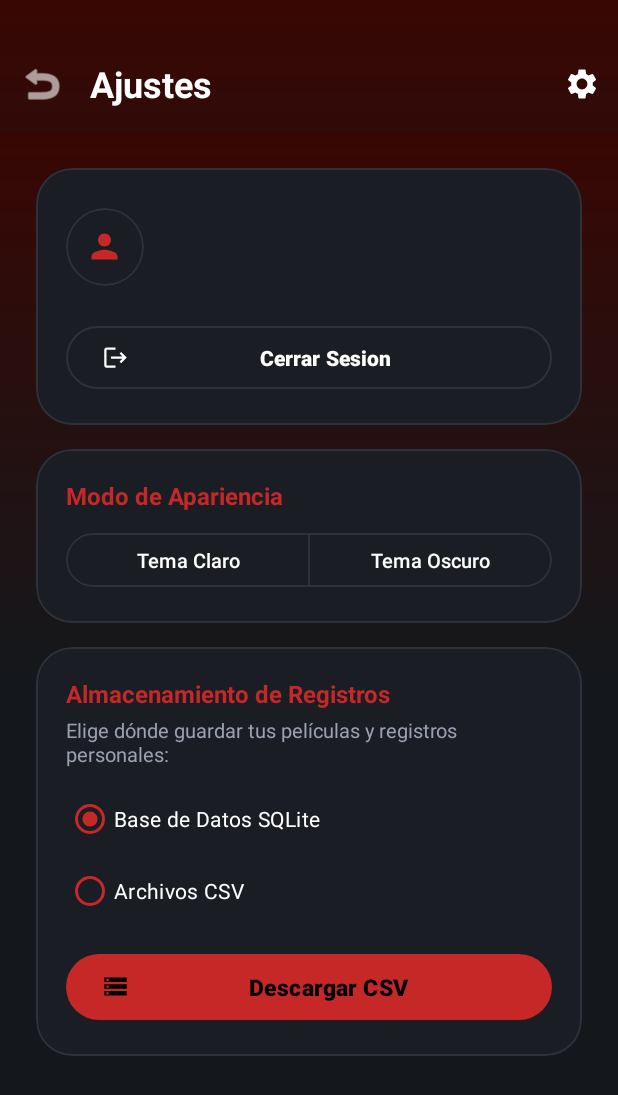
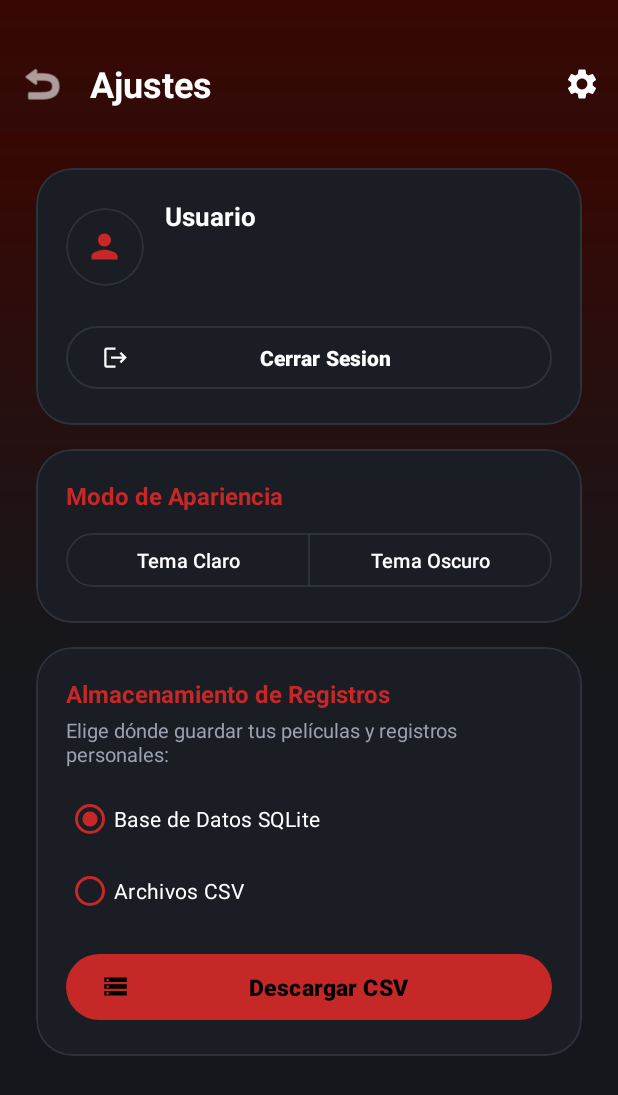
Before and after one commit to Naidu3736/cineteca, an Android app: the MoviesFragment screen opened directly, with no data from a screen before it, after a tap on "Configuración", on a phone screen of 412 x 824 dp. Shown: the top 1095 px of the screen. Run offline under Robolectric (Android 15) with nearby library versions, the phone set to English and light mode, and no system bars; 1 statement that could not run was skipped.

Commit message:
Ultimos cambios x3

```diff
--- a/app/src/main/java/com/example/cineteca/LoginLogic.java
+++ b/app/src/main/java/com/example/cineteca/LoginLogic.java
@@ -50,7 +50,10 @@ public class LoginLogic extends AppCompatActivity {
             }
 
             if (dbHelper.validateLogin(userOrEmail, password)) {
-                Notification.saludo(this, dbHelper.getUsername(userOrEmail));
+                String username = dbHelper.getUsername(userOrEmail);
+                getSharedPreferences("cineteca_session", MODE_PRIVATE)
+                        .edit().putString("current_user", username).apply();
+                Notification.saludo(this, username);
                 startActivity(new Intent(LoginLogic.this, MainActivity.class));
                 finish();
             } else {
--- a/app/src/main/java/com/example/cineteca/MovieDbHelper.java
+++ b/app/src/main/java/com/example/cineteca/MovieDbHelper.java
@@ -22,7 +22,8 @@ public class MovieDbHelper extends SQLiteOpenHelper {
     private static final String COL_POSTER = "poster_url";
 
     public MovieDbHelper(Context context) {
-        super(context, DB_NAME, null, DB_VERSION);
+        super(context, "movies_" + context.getSharedPreferences("cineteca_session", Context.MODE_PRIVATE)
+                .getString("current_user", "default") + ".db", null, DB_VERSION);
     }
 
     @Override
--- a/app/src/main/java/com/example/cineteca/MovieStorageManager.java
+++ b/app/src/main/java/com/example/cineteca/MovieStorageManager.java
@@ -31,15 +31,20 @@ public class MovieStorageManager {
         this.dbHelper = new MovieDbHelper(this.context);
     }
 
+    private String getCurrentUser() {
+        return context.getSharedPreferences("cineteca_session", Context.MODE_PRIVATE)
+                .getString("current_user", "default");
+    }
+
     public String getStorageMode() {
-        return prefs.getString(KEY_STORAGE_MODE, MODE_SQLITE);
+        return prefs.getString(KEY_STORAGE_MODE + "_" + getCurrentUser(), MODE_SQLITE);
     }
 
     public void setStorageMode(String mode) {
         if (!MODE_CSV.equals(mode) && !MODE_SQLITE.equals(mode)) {
             mode = MODE_SQLITE;
         }
-        prefs.edit().putString(KEY_STORAGE_MODE, mode).apply();
+        prefs.edit().putString(KEY_STORAGE_MODE + "_" + getCurrentUser(), mode).apply();
     }
 
     public boolean isCsvMode() {
@@ -48,19 +53,22 @@ public class MovieStorageManager {
 
     public void bindStorageRadioGroup(RadioGroup rgStorageMode) {
         if (rgStorageMode == null) return;
-
         rgStorageMode.setOnCheckedChangeListener(null);
         if (isCsvMode()) {
             rgStorageMode.check(R.id.rb_storage_csv);
+
+
         } else {
             rgStorageMode.check(R.id.rb_storage_sqlite);
         }
 
         rgStorageMode.setOnCheckedChangeListener((group, checkedId) -> {
             if (checkedId == R.id.rb_storage_csv) {
+                writeAllToCsv(dbHelper.getAll())
                 setStorageMode(MODE_CSV);
+
                 Toast.makeText(group.getContext(),
-                        "Almacenamiento cambiado a CSV", Toast.LENGTH_SHORT).show();
+                        "Csv activo @Almacenamiento cambiado a CSV", Toast.LENGTH_SHORT).show();
             } else if (checkedId == R.id.rb_storage_sqlite) {
                 setStorageMode(MODE_SQLITE);
                 Toast.makeText(group.getContext(),
@@ -114,7 +122,7 @@ public class MovieStorageManager {
     }
 
     public File getCsvFile() {
-        return new File(context.getFilesDir(), CSV_FILE_NAME);
+        return new File(context.getFilesDir(), "movies_" + getCurrentUser() + ".csv");
     }
 
     private List<Movie> readAllFromCsv() {
--- a/app/src/main/java/com/example/cineteca/SettingsFragment.java
+++ b/app/src/main/java/com/example/cineteca/SettingsFragment.java
@@ -91,10 +91,16 @@ public class SettingsFragment extends Fragment {
         storage.bindStorageRadioGroup(binding.rgStorageMode);
         binding.btnViewCsv.setOnClickListener(v -> exportLauncher.launch("movies.csv"));
 
-        // 5. Cerrar sesión: notificación de despedida y cierra la app
+        // 5. Mostrar usuario actual y botón Cerrar sesión
+        String currentUser = requireContext()
+                .getSharedPreferences("cineteca_session", android.content.Context.MODE_PRIVATE)
+                .getString("current_user", "Usuario");
+        binding.tvSettingsUserName.setText(currentUser);
+
         binding.btnSettingsLogout.setOnClickListener(v -> {
             Notification.sesionCerrada(requireContext());
-            requireActivity().finishAffinity();
+            startActivity(new android.content.Intent(requireContext(), LoginLogic.class));
+            requireActivity().finish();
         });
     }
 
```
